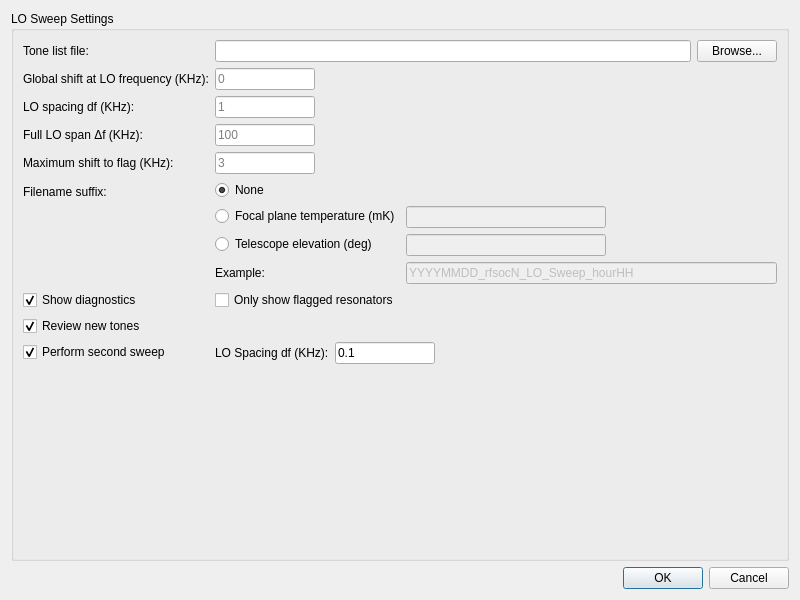
First picture: the form in ui_resources/loconfig.ui, repository Tyronitar/rfsoc-interface, before the edit.
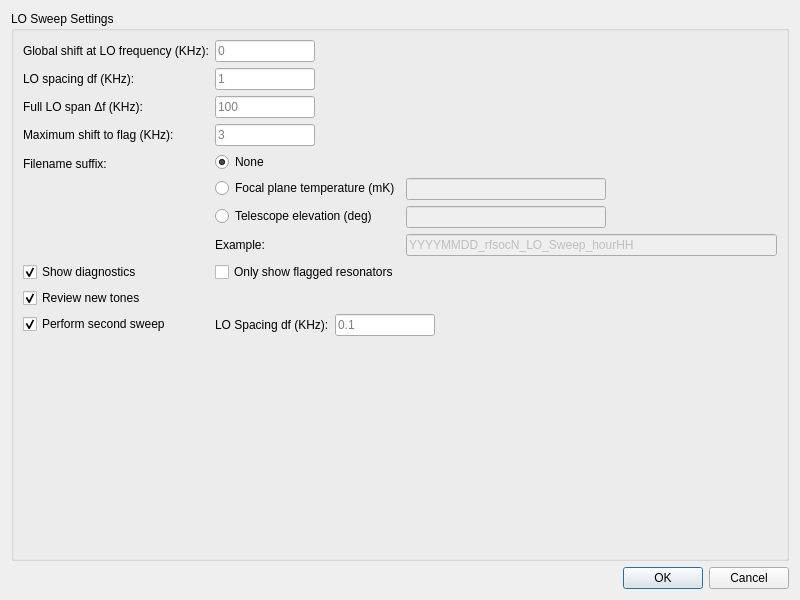
Second picture: the form after the edit. Icons and pictures are not drawn.

Patch:
```diff
--- a/ui_resources/loconfig.ui
+++ b/ui_resources/loconfig.ui
@@ -23,36 +23,6 @@
        </property>
        <layout class="QFormLayout" name="formLayout">
         <item row="0" column="0">
-         <widget class="QLabel" name="tone_list_label">
-          <property name="toolTip">
-           <string>Choose a list of resonant frequencies</string>
-          </property>
-          <property name="whatsThis">
-           <string>List of tones of resonant frequencies</string>
-          </property>
-          <property name="text">
-           <string>Tone list file:</string>
-          </property>
-          <property name="buddy">
-           <cstring>tone_list_lineEdit</cstring>
-          </property>
-         </widget>
-        </item>
-        <item row="0" column="1">
-         <layout class="QHBoxLayout" name="tone_list_horizontalLayout">
-          <item>
-           <widget class="QLineEdit" name="tone_list_lineEdit"/>
-          </item>
-          <item>
-           <widget class="QPushButton" name="tone_list_pushButton">
-            <property name="text">
-             <string>Browse...</string>
-            </property>
-           </widget>
-          </item>
-         </layout>
-        </item>
-        <item row="1" column="0">
          <widget class="QLabel" name="global_shift_label">
           <property name="toolTip">
            <string>A shift to apply to each tone</string>
@@ -68,7 +38,7 @@
           </property>
          </widget>
         </item>
-        <item row="1" column="1">
+        <item row="0" column="1">
          <widget class="QLineEdit" name="global_shift_lineEdit">
           <property name="maximumSize">
            <size>
@@ -84,7 +54,7 @@
           </property>
          </widget>
         </item>
-        <item row="2" column="0">
+        <item row="1" column="0">
          <widget class="QLabel" name="df_label">
           <property name="toolTip">
            <string>Spacing between data points in KHz</string>
@@ -100,7 +70,7 @@
           </property>
          </widget>
         </item>
-        <item row="2" column="1">
+        <item row="1" column="1">
          <widget class="QLineEdit" name="df_lineEdit">
           <property name="maximumSize">
            <size>
@@ -113,7 +83,7 @@
           </property>
          </widget>
         </item>
-        <item row="3" column="0">
+        <item row="2" column="0">
          <widget class="QLabel" name="deltaf_label">
           <property name="toolTip">
            <string>Total span of sweep in KHZ</string>
@@ -129,7 +99,7 @@
           </property>
          </widget>
         </item>
-        <item row="3" column="1">
+        <item row="2" column="1">
          <widget class="QLineEdit" name="deltaf_lineEdit">
           <property name="maximumSize">
            <size>
@@ -145,7 +115,7 @@
           </property>
          </widget>
         </item>
-        <item row="4" column="0">
+        <item row="3" column="0">
          <widget class="QLabel" name="flagging_label">
           <property name="toolTip">
            <string>Maximum shift to flag</string>
@@ -161,7 +131,7 @@
           </property>
          </widget>
         </item>
-        <item row="4" column="1">
+        <item row="3" column="1">
          <widget class="QLineEdit" name="flagging_lineEdit">
           <property name="maximumSize">
            <size>
@@ -174,7 +144,7 @@
           </property>
          </widget>
         </item>
-        <item row="5" column="0">
+        <item row="4" column="0">
          <widget class="QLabel" name="filename_suffix_label">
           <property name="toolTip">
            <string>Suffix to append to the end of the LO sweep file</string>
@@ -187,7 +157,99 @@
           </property>
          </widget>
         </item>
-        <item row="6" column="0">
+        <item row="4" column="1">
+         <layout class="QFormLayout" name="filename_suffix_formLayout">
+          <item row="0" column="0">
+           <widget class="QRadioButton" name="filename_none_radioButton">
+            <property name="text">
+             <string>None</string>
+            </property>
+            <property name="checked">
+             <bool>true</bool>
+            </property>
+            <attribute name="buttonGroup">
+             <string notr="true">buttonGroup</string>
+            </attribute>
+           </widget>
+          </item>
+          <item row="1" column="0">
+           <widget class="QRadioButton" name="filename_temperature_radioButton">
+            <property name="enabled">
+             <bool>true</bool>
+            </property>
+            <property name="text">
+             <string>Focal plane temperature (mK)</string>
+            </property>
+            <property name="checked">
+             <bool>false</bool>
+            </property>
+            <attribute name="buttonGroup">
+             <string notr="true">buttonGroup</string>
+            </attribute>
+           </widget>
+          </item>
+          <item row="1" column="1">
+           <widget class="QLineEdit" name="filename_temperature_lineEdit">
+            <property name="enabled">
+             <bool>false</bool>
+            </property>
+            <property name="maximumSize">
+             <size>
+              <width>200</width>
+              <height>16777215</height>
+             </size>
+            </property>
+            <property name="readOnly">
+             <bool>false</bool>
+            </property>
+           </widget>
+          </item>
+          <item row="2" column="0">
+           <widget class="QRadioButton" name="filename_elevation_radioButton">
+            <property name="text">
+             <string>Telescope elevation (deg)</string>
+            </property>
+            <attribute name="buttonGroup">
+             <string notr="true">buttonGroup</string>
+            </attribute>
+           </widget>
+          </item>
+          <item row="2" column="1">
+           <widget class="QLineEdit" name="filename_elevation_lineEdit">
+            <property name="enabled">
+             <bool>false</bool>
+            </property>
+            <property name="maximumSize">
+             <size>
+              <width>200</width>
+              <height>16777215</height>
+             </size>
+            </property>
+           </widget>
+          </item>
+          <item row="3" column="0">
+           <widget class="QLabel" name="filename_example_label">
+            <property name="text">
+             <string>Example:</string>
+            </property>
+           </widget>
+          </item>
+          <item row="3" column="1">
+           <widget class="QLineEdit" name="filename_example_lineEdit">
+            <property name="enabled">
+             <bool>false</bool>
+            </property>
+            <property name="text">
+             <string>YYYYMMDD_rfsocN_LO_Sweep_hourHH</string>
+            </property>
+            <property name="readOnly">
+             <bool>true</bool>
+            </property>
+           </widget>
+          </item>
+         </layout>
+        </item>
+        <item row="5" column="0">
          <widget class="QCheckBox" name="show_diagnostics_checkBox">
           <property name="toolTip">
            <string>Show diagnostics after running the sweep</string>
@@ -203,7 +265,14 @@
           </property>
          </widget>
         </item>
-        <item row="7" column="0">
+        <item row="5" column="1">
+         <widget class="QCheckBox" name="only_flag_checkBox">
+          <property name="text">
+           <string>Only show flagged resonators</string>
+          </property>
+         </widget>
+        </item>
+        <item row="6" column="0">
          <widget class="QCheckBox" name="reveiw_tones_checkbox">
           <property name="toolTip">
            <string>Review the new tone list after the sweep</string>
@@ -219,7 +288,7 @@
           </property>
          </widget>
         </item>
-        <item row="9" column="0">
+        <item row="7" column="0">
          <widget class="QCheckBox" name="second_sweep_checkBox">
           <property name="toolTip">
            <string>Run a second LO sweep</string>
@@ -235,7 +304,7 @@
           </property>
          </widget>
         </item>
-        <item row="9" column="1">
+        <item row="7" column="1">
          <layout class="QHBoxLayout" name="second_sweep_horizontalLayout">
           <item>
            <widget class="QLabel" name="second_sweep_df_label">
@@ -268,6 +337,9 @@
              </size>
             </property>
             <property name="text">
+             <string/>
+            </property>
+            <property name="placeholderText">
              <string>0.1</string>
             </property>
            </widget>
@@ -287,105 +359,6 @@
           </item>
          </layout>
         </item>
-        <item row="5" column="1">
-         <layout class="QFormLayout" name="filename_suffix_formLayout">
-          <item row="0" column="0">
-           <widget class="QRadioButton" name="filename_none_radioButton">
-            <property name="text">
-             <string>None</string>
-            </property>
-            <property name="checked">
-             <bool>true</bool>
-            </property>
-            <attribute name="buttonGroup">
-             <string notr="true">buttonGroup</string>
-            </attribute>
-           </widget>
-          </item>
-          <item row="1" column="0">
-           <widget class="QRadioButton" name="filename_temperature_radioButton">
-            <property name="enabled">
-             <bool>true</bool>
-            </property>
-            <property name="text">
-             <string>Focal plane temperature (mK)</string>
-            </property>
-            <property name="checked">
-             <bool>false</bool>
-            </property>
-            <attribute name="buttonGroup">
-             <string notr="true">buttonGroup</string>
-            </attribute>
-           </widget>
-          </item>
-          <item row="1" column="1">
-           <widget class="QLineEdit" name="filename_temperature_lineEdit">
-            <property name="enabled">
-             <bool>false</bool>
-            </property>
-            <property name="maximumSize">
-             <size>
-              <width>200</width>
-              <height>16777215</height>
-             </size>
-            </property>
-            <property name="readOnly">
-             <bool>false</bool>
-            </property>
-           </widget>
-          </item>
-          <item row="2" column="0">
-           <widget class="QRadioButton" name="filename_elevation_radioButton">
-            <property name="text">
-             <string>Telescope elevation (deg)</string>
-            </property>
-            <attribute name="buttonGroup">
-             <string notr="true">buttonGroup</string>
-            </attribute>
-           </widget>
-          </item>
-          <item row="2" column="1">
-           <widget class="QLineEdit" name="filename_elevation_lineEdit">
-            <property name="enabled">
-             <bool>false</bool>
-            </property>
-            <property name="maximumSize">
-             <size>
-              <width>200</width>
-              <height>16777215</height>
-             </size>
-            </property>
-           </widget>
-          </item>
-          <item row="3" column="0">
-           <widget class="QLabel" name="filename_example_label">
-            <property name="text">
-             <string>Example:</string>
-            </property>
-           </widget>
-          </item>
-          <item row="3" column="1">
-           <widget class="QLineEdit" name="filename_example_lineEdit">
-            <property name="enabled">
-             <bool>false</bool>
-            </property>
-            <property name="text">
-             <string>YYYYMMDD_rfsocN_LO_Sweep_hourHH</string>
-            </property>
-            <property name="readOnly">
-             <bool>true</bool>
-            </property>
-           </widget>
-          </item>
-         </layout>
-        </item>
-        <item row="6" column="1">
-         <widget class="QCheckBox" name="only_flag_checkBox">
-          <property name="text">
-           <string>Only show flagged resonators</string>
-          </property>
-         </widget>
-        </item>
        </layout>
       </widget>
      </item>
```
